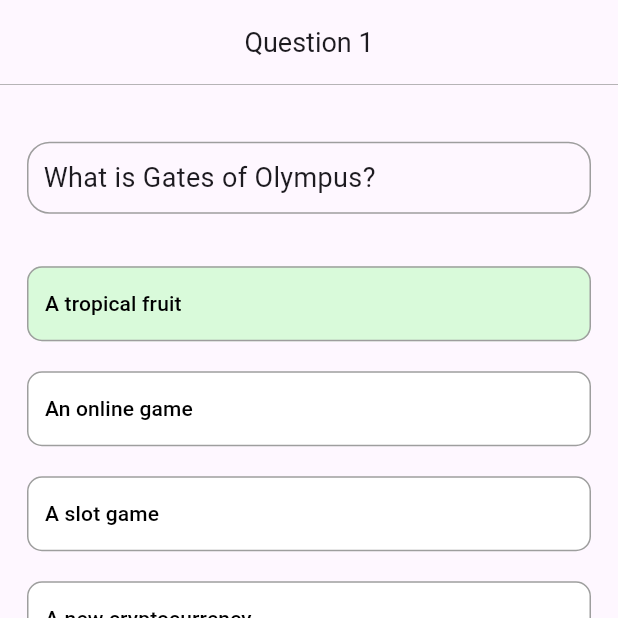
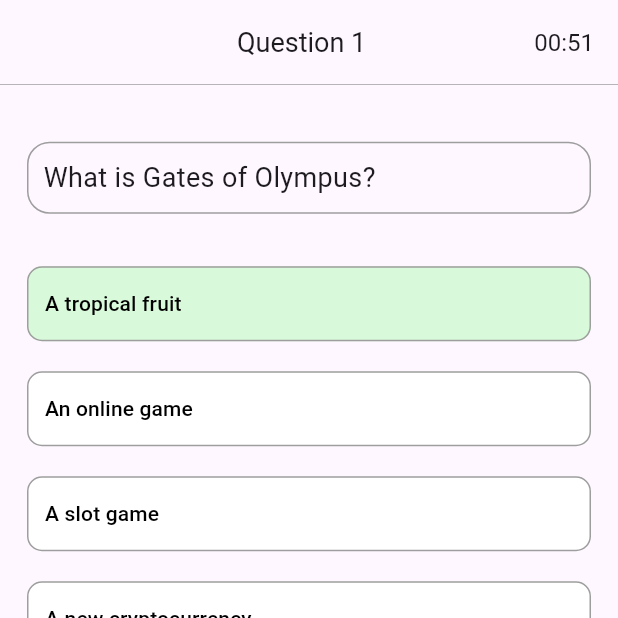
Before and after one commit to Ritter1111/quiz_app_test, a Flutter app: the screen it shows after launch, after a tap on "A tropical fruit", on a phone screen of 412 x 824 dp, the top half of it. Run offline on Flutter 3.47's test engine with Material 3 defaults, Android fonts, the phone set to English and light mode, and no system bars.

Commit message:
feat: add timer

```diff
--- a/lib/screens/main.dart
+++ b/lib/screens/main.dart
@@ -1,7 +1,9 @@
 import 'package:flutter/material.dart';
+import 'package:flutter/widgets.dart';
 import 'package:quiz_app/data/questions_list.dart';
 import 'package:quiz_app/screens/quiz.dart';
 import 'package:quiz_app/screens/result.dart';
+import 'dart:async';
 
 class QuizApp extends StatefulWidget {
   const QuizApp({super.key});
@@ -11,6 +13,8 @@ class QuizApp extends StatefulWidget {
 }
 
 class _QuizAppState extends State<QuizApp> {
+  late Timer _timer;
+  int _timerSeconds = 60;
   int _questionIndex = 0;
   int _totalScore = 0;
   bool _answerSelected = false;
@@ -18,10 +22,36 @@ class _QuizAppState extends State<QuizApp> {
 
   final List<Map<String, dynamic>> _questions = QuizData.questions;
 
+  @override
+  void initState() {
+    super.initState();
+    _startTimer();
+  }
+
+  @override
+  void dispose() {
+    _timer.cancel();
+    super.dispose();
+  }
+
   void _answerQuestion(int index) {
     setState(() {
       _answerSelected = true;
       _selectedAnswerIndex = index;
+    });
+  }
+
+  void _startTimer() {
+    const oneSecond = Duration(seconds: 1);
+    _timer = Timer.periodic(oneSecond, (Timer timer) {
+      setState(() {
+        if (_timerSeconds > 0) {
+          _timerSeconds--;
+        } else {
+          timer.cancel();
+          goToNextQuestion();
+        }
+      });
     });
   }
 
@@ -33,6 +63,8 @@ class _QuizAppState extends State<QuizApp> {
         _questionIndex++;
         _answerSelected = false;
         _selectedAnswerIndex = null;
+        _timerSeconds = 60;
+        _startTimer();
       });
     } else {
       setState(() {
@@ -47,13 +79,28 @@ class _QuizAppState extends State<QuizApp> {
   Widget build(BuildContext context) {
     return Scaffold(
       appBar: AppBar(
-        title: Text(
-          _questionIndex < _questions.length
-              ? 'Question ${_questionIndex + 1}'
-              : '',
-          style: const TextStyle(
-            fontSize: 18,
-          ),
+        title: Row(
+          mainAxisAlignment: MainAxisAlignment.center,
+          children: [
+            Expanded(
+              child: Padding(
+                padding: const EdgeInsets.only(left: 30.0),
+                child: Text(
+                  _questionIndex < _questions.length
+                      ? 'Question ${_questionIndex + 1}'
+                      : '',
+                  textAlign: TextAlign.center,
+                  style: const TextStyle(fontSize: 18),
+                ),
+              ),
+            ),
+            Text(
+              _questionIndex < _questions.length
+                  ? '00:${_timerSeconds.toString().padLeft(2, '0')}'
+                  : '',
+              style: const TextStyle(fontSize: 16),
+            ),
+          ],
         ),
         centerTitle: true,
         bottom: PreferredSize(
```
